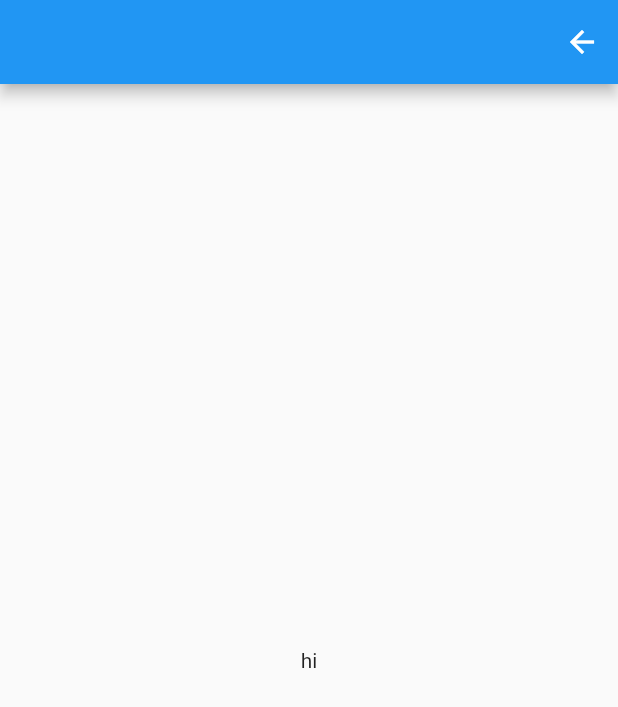
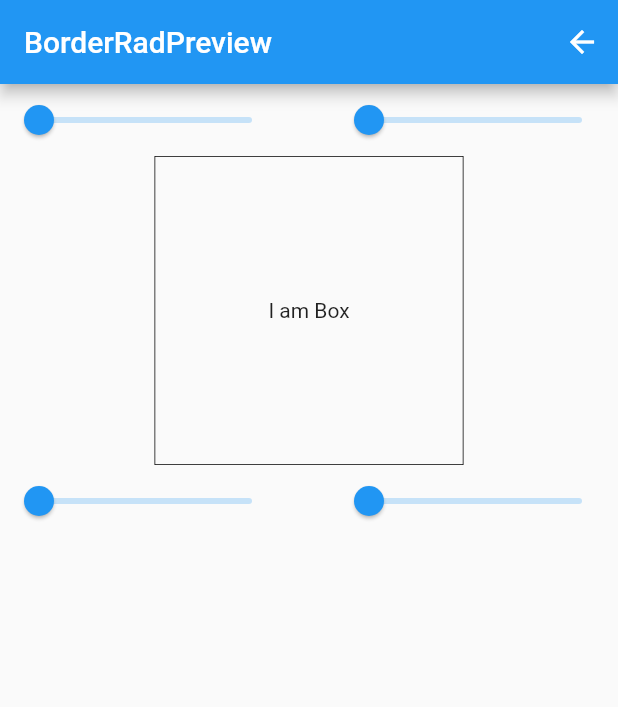
Before and after one commit to sungyun-Kim/myAppChallange, a Flutter app: the screen it shows after launch, after a tap on "borderRadiusPreview", on a phone screen of 412 x 824 dp. Shown: the top 707 px of the screen. Run offline on Flutter 3.47's test engine with Material 2 defaults, Android fonts, the phone set to English and light mode, and no system bars; our stand-ins replace flutter_xlider.

Commit message:
[Create] border_rad_prev.dart
incomplete but works well

```diff
--- a/lib/screens/bin2dec/widgets/bin_conv_button_bar.dart
+++ b/lib/screens/bin2dec/widgets/bin_conv_button_bar.dart
@@ -18,7 +18,9 @@ class BinButtonBar extends StatelessWidget {
           color: Colors.redAccent,
           elevation: 5,
           onPressed: () {
-            if (controller == '') {}
+            if (controller == '') {
+              return;
+            }
 
             if (controller.text != "") {
               controller.text =
--- a/lib/screens/border_radius_preview/border_rad_prev.dart
+++ b/lib/screens/border_radius_preview/border_rad_prev.dart
@@ -1,4 +1,11 @@
 import 'package:flutter/material.dart';
+import 'package:flutter_xlider/flutter_xlider.dart';
+
+double _lSliderValue = 0;
+double _tSliderValue = 0;
+double _rSliderValue = 0;
+double _bSliderValue = 0;
+String txt = "hi";
 
 class BorderRadPreview extends StatefulWidget {
   @override
@@ -12,6 +19,7 @@ class _BorderRadPreviewState extends State<BorderRadPreview> {
       title: 'BorderRadPreview',
       home: Scaffold(
         appBar: AppBar(
+          title: Text('BorderRadPreview'),
           actions: <Widget>[
             IconButton(
               icon: Icon(Icons.arrow_back),
@@ -19,8 +27,91 @@ class _BorderRadPreviewState extends State<BorderRadPreview> {
             )
           ],
         ),
-        body: Center(
-          child: Text('hi'),
+        body: Container(
+          child: Column(
+            children: <Widget>[
+              Row(
+                mainAxisAlignment: MainAxisAlignment.spaceBetween,
+                children: <Widget>[
+                  Slider(
+                    value: _tSliderValue,
+                    divisions: 100,
+                    min: 0,
+                    max: 100,
+                    label: _tSliderValue.round().toString(),
+                    onChanged: (value) {
+                      setState(
+                        () {
+                          _tSliderValue = value;
+                        },
+                      );
+                    },
+                  ),
+                  Slider(
+                    value: _rSliderValue,
+                    divisions: 100,
+                    min: 0,
+                    max: 100,
+                    label: _rSliderValue.round().toString(),
+                    onChanged: (value) {
+                      setState(() {
+                        _rSliderValue = value;
+                      });
+                    },
+                  ),
+                ],
+              ),
+              Container(
+                alignment: Alignment.center,
+                width: MediaQuery.of(context).size.width * 0.5,
+                height: MediaQuery.of(context).size.width * 0.5,
+                child: Text('I am Box'),
+                decoration: BoxDecoration(
+                  borderRadius: BorderRadius.only(
+                    bottomRight: Radius.circular(_lSliderValue),
+                    bottomLeft: Radius.circular(_bSliderValue),
+                    topRight: Radius.circular(_rSliderValue),
+                    topLeft: Radius.circular(_tSliderValue),
+                  ),
+                  border: Border(
+                    bottom: BorderSide(color: Colors.black, width: 0.5),
+                    left: BorderSide(color: Colors.black, width: 0.5),
+                    right: BorderSide(color: Colors.black, width: 0.5),
+                    top: BorderSide(color: Colors.black, width: 0.5),
+                  ),
+                ),
+              ),
+              Row(
+                mainAxisAlignment: MainAxisAlignment.spaceBetween,
+                children: <Widget>[
+                  Slider(
+                    value: _bSliderValue,
+                    divisions: 100,
+                    min: 0,
+                    max: 100,
+                    label: _bSliderValue.round().toString(),
+                    onChanged: (value) {
+                      setState(() {
+                        _bSliderValue = value;
+                      });
+                    },
+                  ),
+                  Slider(
+                    value: _lSliderValue,
+                    divisions: 100,
+                    min: 0,
+                    max: 100,
+                    label: _lSliderValue.round().toString(),
+                    onChanged: (value) {
+                      setState(() {
+                        _lSliderValue = value;
+                      });
+                    },
+                  ),
+                ],
+              )
+            ],
+          ),
         ),
       ),
     );
--- a/pubspec.yaml
+++ b/pubspec.yaml
@@ -28,6 +28,7 @@ dependencies:
   # The following adds the Cupertino Icons font to your application.
   # Use with the CupertinoIcons class for iOS style icons.
   cupertino_icons: ^1.0.0
+  flutter_xlider: ^3.4.0
 
 dev_dependencies:
   flutter_test:
```
Also changed, not shown: pubspec.lock, 1 other file.
